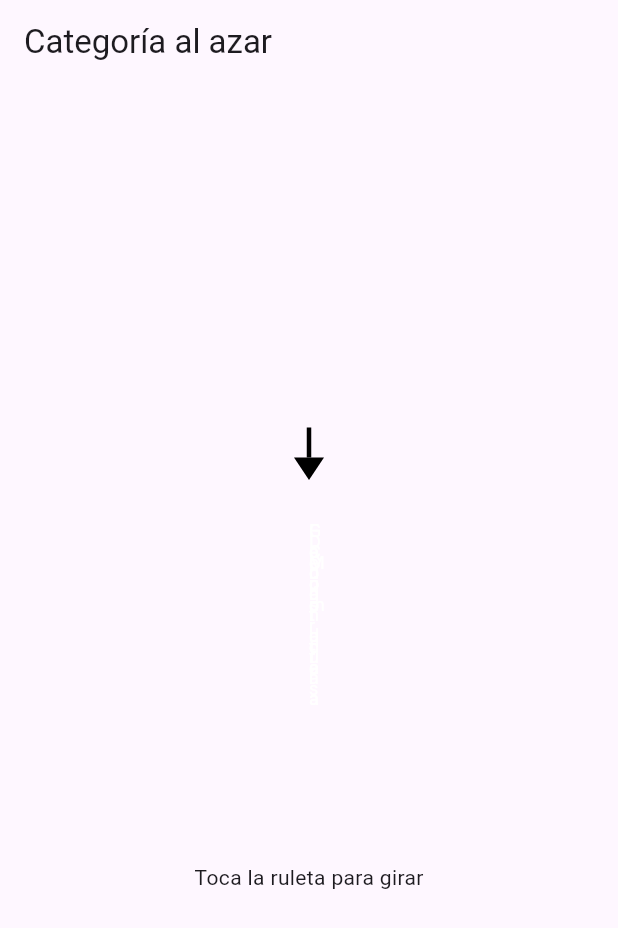
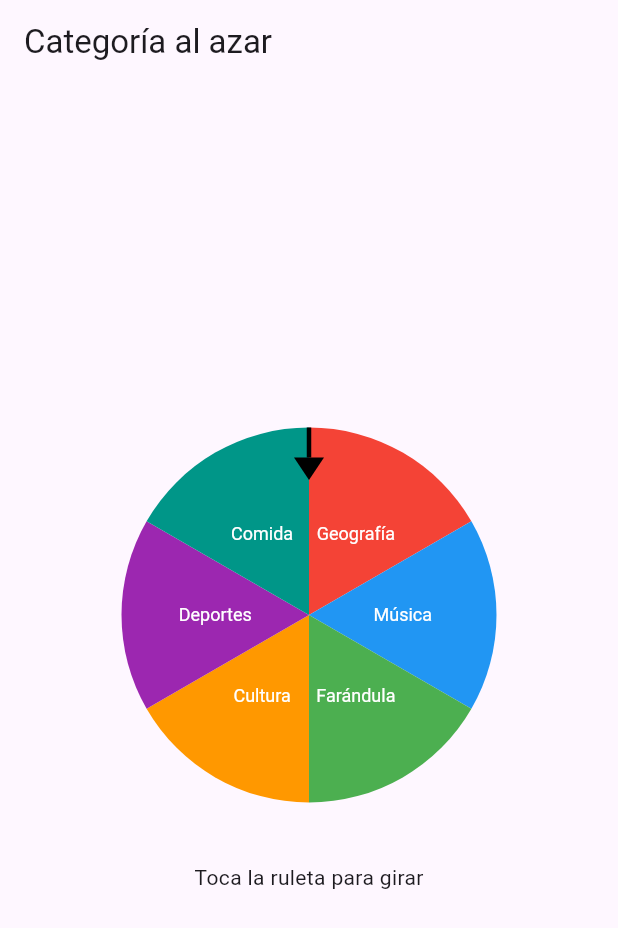
Before and after one commit to danielmmerino/trivia_ecuatoriana, a Flutter app: the CategoryRandomScreen screen opened directly, on a phone screen of 412 x 824 dp. Shown: the top 928 px of the screen. Run offline on Flutter 3.47's test engine with Material 2 defaults, Android fonts, the light colour scheme and no system bars.

Commit message:
correccion categorias

```diff
--- a/lib/screen/category_random_screen.dart
+++ b/lib/screen/category_random_screen.dart
@@ -103,13 +103,15 @@ class _CategoryRandomScreenState extends State<CategoryRandomScreen>
                       builder: (context, child) {
                         return Transform.rotate(
                           angle: _animation.value,
-                          child: child,
+                          child: CustomPaint(
+                            size: const Size(
+                                250, 250), // <- importante para que se pinte
+                            painter: _WheelPainter(categories: _categories),
+                          ),
                         );
                       },
-                      child:
-                          CustomPaint(painter: _WheelPainter(categories: _categories)),
                     ),
-                    const CustomPaint(
+                    CustomPaint(
                       size: Size(250, 250),
                       painter: _ArrowPainter(),
                     ),
@@ -179,7 +181,6 @@ class _WheelPainter extends CustomPainter {
       );
       textPainter.paint(canvas, offset);
     }
-
   }
 
   @override
```
